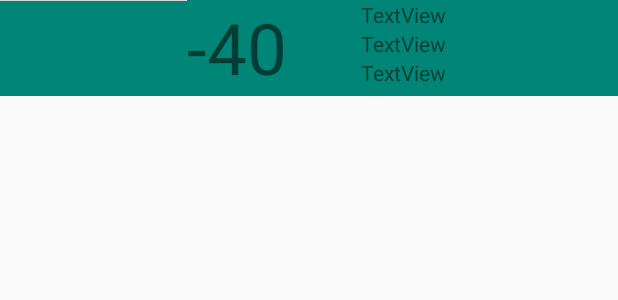
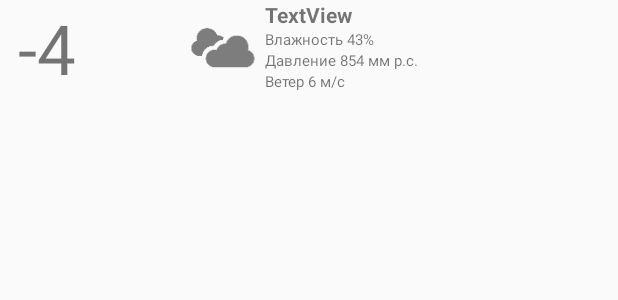
Before and after one commit to Vivatist/ponk_client, an Android app: the layout notification_weather_layout_api26plus_backup.xml on its own in the app's theme, with its tools: preview values and no code run, on a phone screen of 412 x 824 dp. Shown: the top 300 px of the screen. Run offline under Robolectric (Android 15) with nearby library versions, the phone set to English and light mode, and no system bars; network calls fail.

Commit message:
Первичный рабочий дизайн layout

```diff
--- a/app/src/main/res/layout/notification_weather_layout_api26plus_backup.xml
+++ b/app/src/main/res/layout/notification_weather_layout_api26plus_backup.xml
@@ -1,56 +1,76 @@
 <?xml version="1.0" encoding="utf-8"?>
 <LinearLayout xmlns:android="http://schemas.android.com/apk/res/android"
+    android:id="@+id/nwl26p_root"
     xmlns:app="http://schemas.android.com/apk/res-auto"
     xmlns:tools="http://schemas.android.com/tools"
     android:orientation="vertical" android:layout_width="match_parent"
     android:layout_height="64dp">
 
 
+
     <LinearLayout
         android:layout_width="match_parent"
         android:layout_height="match_parent"
         android:orientation="horizontal"
-        android:background="@color/colorPrimary">
+        >
 
+
+        <TextView
+            android:id="@+id/nwl26p_text_view_temp"
+            android:layout_width="2dp"
+            android:layout_height="match_parent"
+            android:layout_marginStart="12dp"
+            android:layout_marginLeft="12dp"
+            android:layout_weight="4"
+            android:gravity="center_vertical"
+            android:maxLines="1"
+            android:text="-4"
+            android:textSize="46sp"
+            app:autoSizeTextType="none" />
 
         <ImageView
             android:id="@+id/nwl26p_imageview_temperature"
-            android:layout_width="10dp"
+            android:layout_width="29dp"
             android:layout_height="wrap_content"
             android:layout_weight="1"
-            tools:srcCompat="@tools:sample/avatars" />
-
-        <TextView
-            android:id="@+id/nwl26p_text_view_temp"
-            android:layout_width="1dp"
-            android:layout_height="match_parent"
-            android:layout_weight="1"
-            android:text="-40"
-            app:autoSizeTextType="uniform" />
+            tools:srcCompat="@drawable/ic_04n" />
 
         <LinearLayout
             android:layout_width="wrap_content"
             android:layout_height="match_parent"
-            android:layout_weight="1"
+            android:layout_weight="5"
             android:orientation="vertical">
 
             <TextView
-                android:id="@+id/nwl26p_text_view_"
+                android:id="@+id/nwl26p_text_view_description"
                 android:layout_width="match_parent"
                 android:layout_height="wrap_content"
-                android:text="TextView" />
+                android:text="TextView"
+                android:textStyle="bold" />
 
             <TextView
-                android:id="@+id/textView5"
+                android:id="@+id/nwl26p_text_view_humidity"
                 android:layout_width="match_parent"
                 android:layout_height="wrap_content"
-                android:text="TextView" />
+                android:text="Влажность 43%"
+                android:textSize="10sp"
+                app:autoSizeTextType="none" />
 
             <TextView
-                android:id="@+id/textView6"
+                android:id="@+id/nwl26p_text_view_pressure"
                 android:layout_width="match_parent"
                 android:layout_height="wrap_content"
-                android:text="TextView" />
+                android:text="Давление 854 мм р.с."
+                android:textSize="10sp"
+                app:autoSizeTextType="none" />
+
+            <TextView
+                android:id="@+id/nwl26p_text_view_wind_spd"
+                android:layout_width="match_parent"
+                android:layout_height="wrap_content"
+                android:text="Ветер 6 м/с"
+                android:textSize="10sp"
+                app:autoSizeTextType="none" />
         </LinearLayout>
     </LinearLayout>
 </LinearLayout>
```
Also changed, not shown: app/src/main/res/layout/notification_weather_layout_api26plus.xml (+18 -10 lines).
